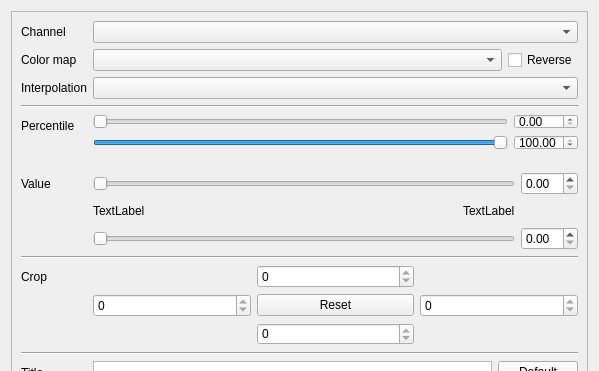
Above: rastools/rasviewer/mdi_window.ui from waveform-computing/rastools before the change; both pictures show x 0 to 599 and y 0 to 371 of the 599 by 951 pixel window. Below: the same form after it.
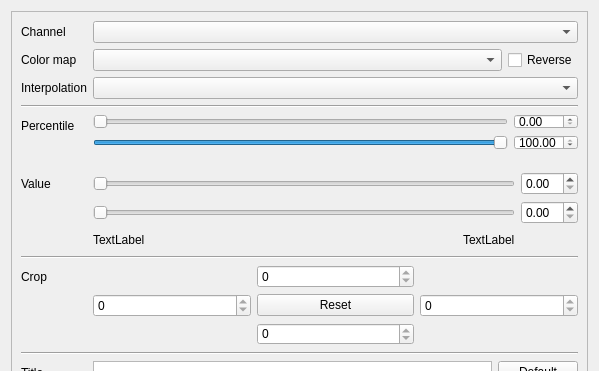
That is the form after the change.

Commit message: Changed the position of the value range labels to be out of the way of the sliders

Diff of the .ui file:
```diff
--- a/rastools/rasviewer/mdi_window.ui
+++ b/rastools/rasviewer/mdi_window.ui
@@ -213,7 +213,7 @@
           <item row="0" column="3">
            <widget class="QDoubleSpinBox" name="value_from_spinbox"/>
           </item>
-          <item row="2" column="3">
+          <item row="1" column="3">
            <widget class="QDoubleSpinBox" name="value_to_spinbox"/>
           </item>
           <item row="0" column="0" colspan="3">
@@ -226,7 +226,7 @@
             </property>
            </widget>
           </item>
-          <item row="2" column="0" colspan="3">
+          <item row="1" column="0" colspan="3">
            <widget class="QSlider" name="value_to_slider">
             <property name="maximum">
              <number>0</number>
@@ -236,22 +236,22 @@
             </property>
            </widget>
           </item>
-          <item row="1" column="2">
+          <item row="2" column="2">
            <widget class="QLabel" name="value_to_label">
             <property name="text">
              <string>TextLabel</string>
             </property>
            </widget>
           </item>
-          <item row="1" column="0">
+          <item row="2" column="0">
            <widget class="QLabel" name="value_from_label">
             <property name="text">
              <string>TextLabel</string>
             </property>
            </widget>
           </item>
-          <item row="1" column="1">
-           <spacer name="horizontalSpacer">
+          <item row="2" column="1">
+           <spacer name="horizontalSpacer_2">
             <property name="orientation">
              <enum>Qt::Horizontal</enum>
             </property>
```
Left out of the diff: 3 changed lines with no effect on the pictures.
